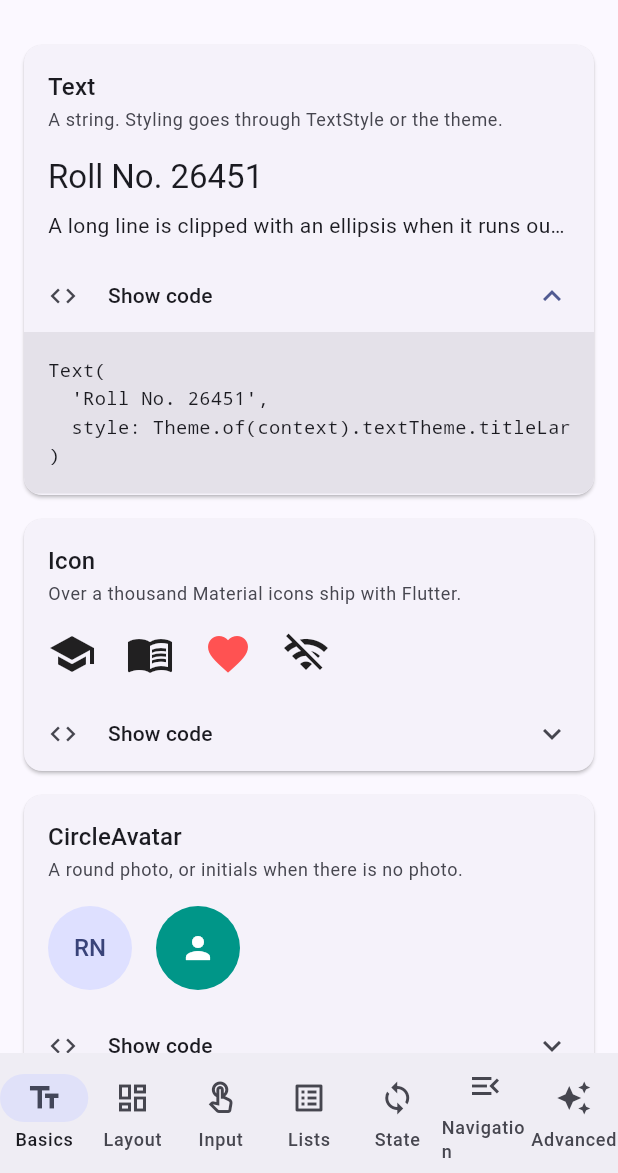
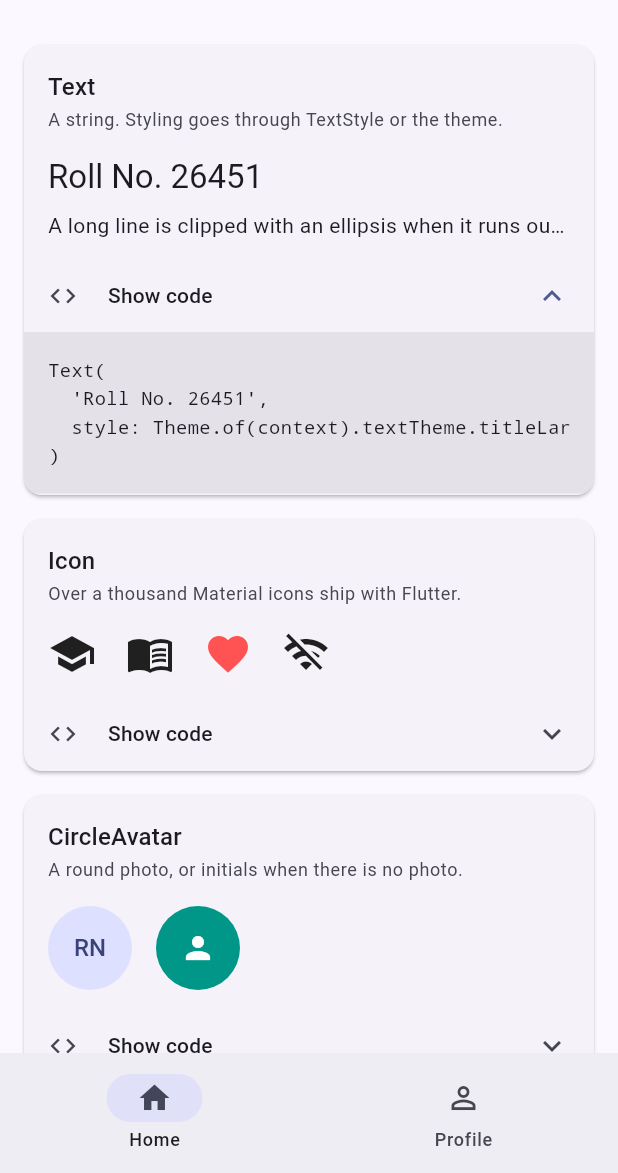
Before and after one commit to rao21/iba_app_dev_26, a Flutter app: the screen it shows after launch, after a tap on "Show code", on a phone screen of 412 x 824 dp, the part 63-1236 px from its top. Run offline on Flutter 3.47's test engine with Material 3 defaults, Android fonts, the phone set to English and light mode, and no system bars; network calls fail.

Commit message:
feat: bottom bar down to Home/Profile, add student data and a More section
Bottom navigation now has just two destinations — Home (the gallery) and
Profile. The gallery's section picker moved into the drawer; the
NavigationRail on wide screens now scrolls so seven sections fit on a
short window.

Add pages/profile_page.dart: a Student/Course model with real-looking
semester data (name, roll number, CGPA, credit hours, course list),
rendered with widgets already covered in the gallery — Card, ListTile,
Chip, CircleAvatar.

Add demos/more_page.dart covering widgets the gallery was missing:
GestureDetector/InkWell, Form + TextFormField validation, RadioGroup +
RadioListTile, PopupMenuButton, Tooltip + Badge, progress indicators,
PageView, AspectRatio + ClipRRect.

Update tests for the new navigation and flush the Advanced page's
FutureBuilder timer before asserting.

```diff
--- /dev/null
+++ b/lib/demos/more_page.dart
@@ -0,0 +1,292 @@
+import 'package:flutter/material.dart';
+
+import '../widgets/demo_card.dart';
+
+/// Everyday widgets that don't fit neatly under Basics, Layout or Input, but
+/// show up in almost every real screen.
+class MorePage extends StatefulWidget {
+  const MorePage({super.key});
+
+  @override
+  State<MorePage> createState() => _MorePageState();
+}
+
+class _MorePageState extends State<MorePage> {
+  final _formKey = GlobalKey<FormState>();
+  final _rollController = TextEditingController();
+  String _attendance = 'present';
+  int _taps = 0;
+  int _page = 0;
+  String _formResult = 'not submitted yet';
+
+  @override
+  void dispose() {
+    _rollController.dispose();
+    super.dispose();
+  }
+
+  @override
+  Widget build(BuildContext context) {
+    final scheme = Theme.of(context).colorScheme;
+
+    return ListView(
+      padding: const EdgeInsets.symmetric(vertical: 8),
+      children: [
+        DemoCard(
+          title: 'GestureDetector / InkWell',
+          note: 'GestureDetector reacts to taps on any widget. InkWell does '
+              'the same and adds the Material ripple.',
+          code: '''
+InkWell(
+  onTap: () => setState(() => _taps++),
+  borderRadius: BorderRadius.circular(8),
+  child: Padding(
+    padding: const EdgeInsets.all(16),
+    child: Text('Tapped \$_taps times'),
+  ),
+)''',
+          child: Material(
+            color: scheme.secondaryContainer,
+            borderRadius: BorderRadius.circular(8),
+            child: InkWell(
+              onTap: () => setState(() => _taps++),
+              borderRadius: BorderRadius.circular(8),
+              child: Padding(
+                padding: const EdgeInsets.all(16),
+                child: Text(
+                  'Tapped $_taps times — tap anywhere on this card',
+                  style: TextStyle(color: scheme.onSecondaryContainer),
+                ),
+              ),
+            ),
+          ),
+        ),
+        DemoCard(
+          title: 'Form + TextFormField',
+          note: 'Form groups fields under one key so you can validate all of '
+              'them together with one call.',
+          code: '''
+final _formKey = GlobalKey<FormState>();
+
+Form(
+  key: _formKey,
+  child: TextFormField(
+    controller: _rollController,
+    decoration: const InputDecoration(labelText: 'Roll number'),
+    validator: (value) => (value == null || value.length != 5)
+        ? 'Roll number must be 5 digits'
+        : null,
+  ),
+)
+
+// elsewhere
+if (_formKey.currentState!.validate()) { /* submit */ }''',
+          child: Form(
+            key: _formKey,
+            child: Column(
+              crossAxisAlignment: CrossAxisAlignment.start,
+              children: [
+                TextFormField(
+                  controller: _rollController,
+                  keyboardType: TextInputType.number,
+                  decoration: const InputDecoration(
+                    labelText: 'Roll number',
+                    border: OutlineInputBorder(),
+                  ),
+                  validator: (value) => (value == null || value.length != 5)
+                      ? 'Roll number must be 5 digits'
+                      : null,
+                ),
+                const SizedBox(height: 8),
+                Row(
+                  children: [
+                    FilledButton(
+                      onPressed: () {
+                        final valid = _formKey.currentState!.validate();
+                        setState(() {
+                          _formResult = valid ? 'valid ✓' : 'invalid — fix it';
+                        });
+                      },
+                      child: const Text('Validate'),
+                    ),
+                    const SizedBox(width: 12),
+                    Text(_formResult),
+                  ],
+                ),
+              ],
+            ),
+          ),
+        ),
+        DemoCard(
+          title: 'RadioListTile',
+          note: 'A group of radios that all share one value — only one can '
+              'be selected.',
+          code: '''
+RadioGroup<String>(
+  groupValue: _attendance,
+  onChanged: (v) => setState(() => _attendance = v!),
+  child: const Column(
+    children: [
+      RadioListTile<String>(title: Text('Present'), value: 'present'),
+      RadioListTile<String>(title: Text('Absent'), value: 'absent'),
+    ],
+  ),
+)''',
+          child: RadioGroup<String>(
+            groupValue: _attendance,
+            onChanged: (v) => setState(() => _attendance = v ?? _attendance),
+            child: const Column(
+              mainAxisSize: MainAxisSize.min,
+              children: [
+                RadioListTile<String>(
+                  contentPadding: EdgeInsets.zero,
+                  title: Text('Present'),
+                  value: 'present',
+                ),
+                RadioListTile<String>(
+                  contentPadding: EdgeInsets.zero,
+                  title: Text('Absent'),
+                  value: 'absent',
+                ),
+              ],
+            ),
+          ),
+        ),
+        DemoCard(
+          title: 'PopupMenuButton',
+          note: 'The ⋮ menu. Each item pops a value back to onSelected.',
+          code: '''
+PopupMenuButton<String>(
+  onSelected: (value) => setState(() => _formResult = value),
+  itemBuilder: (context) => const [
+    PopupMenuItem(value: 'edit', child: Text('Edit')),
+    PopupMenuItem(value: 'delete', child: Text('Delete')),
+  ],
+)''',
+          child: Row(
+            children: [
+              PopupMenuButton<String>(
+                onSelected: (value) => setState(() => _formResult = value),
+                itemBuilder: (context) => const [
+                  PopupMenuItem(value: 'edit', child: Text('Edit')),
+                  PopupMenuItem(value: 'delete', child: Text('Delete')),
+                ],
+              ),
+              const SizedBox(width: 8),
+              Text('last selected: $_formResult'),
+            ],
+          ),
+        ),
+        const DemoCard(
+          title: 'Tooltip + Badge',
+          note: 'Tooltip explains an icon on long-press or hover. Badge marks '
+              'a count on top of one.',
+          code: '''
+Badge(
+  label: Text('3'),
+  child: Tooltip(
+    message: 'Unread announcements',
+    child: Icon(Icons.notifications_outlined),
+  ),
+)''',
+          child: Row(
+            mainAxisAlignment: MainAxisAlignment.center,
+            children: [
+              Badge(
+                label: Text('3'),
+                child: Tooltip(
+                  message: 'Unread announcements',
+                  child: Icon(Icons.notifications_outlined, size: 32),
+                ),
+              ),
+            ],
+          ),
+        ),
+        const DemoCard(
+          title: 'ProgressIndicators',
+          note: 'Circular for an unknown wait, linear for a known fraction '
+              '(here, semester progress).',
+          code: '''
+const CircularProgressIndicator()
+LinearProgressIndicator(value: 0.6)  // 60% of the semester done''',
+          child: Column(
+            children: [
+              CircularProgressIndicator(),
+              SizedBox(height: 16),
+              LinearProgressIndicator(value: 0.6),
+              SizedBox(height: 4),
+              Align(
+                alignment: Alignment.centerLeft,
+                child: Text('Week 9 of 15'),
+              ),
+            ],
+          ),
+        ),
+        DemoCard(
+          title: 'PageView',
+          note: 'Full-bleed swipeable pages — an onboarding flow, a story '
+              'view.',
+          code: '''
+PageView(
+  onPageChanged: (i) => setState(() => _page = i),
+  children: const [Swatch('Page 1'), Swatch('Page 2'), Swatch('Page 3')],
+)''',
+          child: Column(
+            children: [
+              SizedBox(
+                height: 90,
+                child: PageView(
+                  onPageChanged: (i) => setState(() => _page = i),
+                  children: const [
+                    Swatch('Page 1', height: 90),
+                    Swatch('Page 2', height: 90),
+                    Swatch('Page 3', height: 90),
+                  ],
+                ),
+              ),
+              const SizedBox(height: 8),
+              Row(
+                mainAxisAlignment: MainAxisAlignment.center,
+                children: [
+                  for (var i = 0; i < 3; i++)
+                    Container(
+                      margin: const EdgeInsets.symmetric(horizontal: 3),
+                      width: 8,
+                      height: 8,
+                      decoration: BoxDecoration(
+                        shape: BoxShape.circle,
+                        color: i == _page ? scheme.primary : scheme.outlineVariant,
+                      ),
+                    ),
+                ],
+              ),
+            ],
+          ),
+        ),
+        const DemoCard(
+          title: 'AspectRatio + ClipRRect',
+          note: 'AspectRatio fixes width:height instead of a pixel size. '
+              'ClipRRect rounds whatever is inside it, images included.',
+          code: '''
+AspectRatio(
+  aspectRatio: 16 / 9,
+  child: ClipRRect(
+    borderRadius: BorderRadius.circular(12),
+    child: Image.network(url, fit: BoxFit.cover),
+  ),
+)''',
+          child: AspectRatio(
+            aspectRatio: 16 / 9,
+            child: ClipRRect(
+              borderRadius: BorderRadius.all(Radius.circular(12)),
+              child: ColoredBox(
+                color: Color(0x332962FF),
+                child: Center(child: Text('16 : 9')),
+              ),
+            ),
+          ),
+        ),
+      ],
+    );
+  }
+}
--- a/lib/main.dart
+++ b/lib/main.dart
@@ -5,8 +5,10 @@ import 'demos/basics_page.dart';
 import 'demos/input_page.dart';
 import 'demos/layout_page.dart';
 import 'demos/list_page.dart';
+import 'demos/more_page.dart';
 import 'demos/navigation_page.dart';
 import 'demos/state_page.dart';
+import 'pages/profile_page.dart';
 
 void main() {
   runApp(const WidgetGalleryApp());
@@ -100,6 +102,11 @@ const _sections = <GallerySection>[
     icon: Icons.auto_awesome,
     page: AdvancedPage(),
   ),
+  GallerySection(
+    label: 'More',
+    icon: Icons.widgets_outlined,
+    page: MorePage(),
+  ),
 ];
 
 /// Holds the selected section. A NavigationRail on wide screens, a
@@ -114,23 +121,56 @@ class GalleryHome extends StatefulWidget {
 }
 
 class _GalleryHomeState extends State<GalleryHome> {
+  /// Bottom bar: 0 = Home (the gallery), 1 = Profile.
+  int _tab = 0;
+
+  /// Which gallery section Home is showing. Chosen from the drawer, or from
+  /// the rail on a wide screen.
   int _index = 0;
 
   @override
   Widget build(BuildContext context) {
-    final section = _sections[_index];
+    final onHome = _tab == 0;
     final isWide = MediaQuery.sizeOf(context).width >= 720;
 
     // IndexedStack keeps every page alive, so a switch away and back does not
     // reset the counters and text fields the class is playing with.
-    final body = IndexedStack(
+    final gallery = IndexedStack(
       index: _index,
       children: [for (final s in _sections) s.page],
     );
 
+    final home = isWide
+        ? Row(
+            children: [
+              // Seven sections can be taller than a short window — let the
+              // rail scroll instead of overflowing.
+              SingleChildScrollView(
+                child: IntrinsicHeight(
+                  child: NavigationRail(
+                    selectedIndex: _index,
+                    groupAlignment: -1,
+                    labelType: NavigationRailLabelType.all,
+                    onDestinationSelected: (i) => setState(() => _index = i),
+                    destinations: [
+                      for (final s in _sections)
+                        NavigationRailDestination(
+                          icon: Icon(s.icon),
+                          label: Text(s.label),
+                        ),
+                    ],
+                  ),
+                ),
+              ),
+              const VerticalDivider(width: 1),
+              Expanded(child: gallery),
+            ],
+          )
+        : gallery;
+
     return Scaffold(
       // The gallery's own Drawer — the widget from the Navigation section,
-      // doing its real job.
+      // doing its real job: picking which section Home shows.
       drawer: Drawer(
         child: ListView(
           padding: EdgeInsets.zero,
@@ -158,9 +198,12 @@ class _GalleryHomeState extends State<GalleryHome> {
               ListTile(
                 leading: Icon(_sections[i].icon),
                 title: Text(_sections[i].label),
-                selected: i == _index,
+                selected: onHome && i == _index,
                 onTap: () {
-                  setState(() => _index = i);
+                  setState(() {
+                    _index = i;
+                    _tab = 0; // sections live on Home
+                  });
                   Navigator.pop(context); // close the drawer
                 },
               ),
@@ -168,7 +211,9 @@ class _GalleryHomeState extends State<GalleryHome> {
         ),
       ),
       appBar: AppBar(
-        title: Text('Widget Gallery · ${section.label}'),
+        title: Text(
+          onHome ? 'Widget Gallery · ${_sections[_index].label}' : 'Profile',
+        ),
         actions: [
           IconButton(
             onPressed: widget.onToggleTheme,
@@ -177,37 +222,23 @@ class _GalleryHomeState extends State<GalleryHome> {
           ),
         ],
       ),
-      body: isWide
-          ? Row(
-              children: [
-                NavigationRail(
-                  selectedIndex: _index,
-                  groupAlignment: -1,
-                  labelType: NavigationRailLabelType.all,
-                  onDestinationSelected: (i) => setState(() => _index = i),
-                  destinations: [
-                    for (final s in _sections)
-                      NavigationRailDestination(
-                        icon: Icon(s.icon),
-                        label: Text(s.label),
-                      ),
-                  ],
-                ),
-                const VerticalDivider(width: 1),
-                Expanded(child: body),
-              ],
-            )
-          : body,
-      bottomNavigationBar: isWide
-          ? null
-          : NavigationBar(
-              selectedIndex: _index,
-              onDestinationSelected: (i) => setState(() => _index = i),
-              destinations: [
-                for (final s in _sections)
-                  NavigationDestination(icon: Icon(s.icon), label: s.label),
-              ],
-            ),
+      body: onHome ? home : const ProfilePage(),
+      bottomNavigationBar: NavigationBar(
+        selectedIndex: _tab,
+        onDestinationSelected: (i) => setState(() => _tab = i),
+        destinations: const [
+          NavigationDestination(
+            icon: Icon(Icons.home_outlined),
+            selectedIcon: Icon(Icons.home),
+            label: 'Home',
+          ),
+          NavigationDestination(
+            icon: Icon(Icons.person_outline),
+            selectedIcon: Icon(Icons.person),
+            label: 'Profile',
+          ),
+        ],
+      ),
     );
   }
 }
```
Also changed, not shown: lib/pages/profile_page.dart (added, +258 -0 lines), 1 other file.
